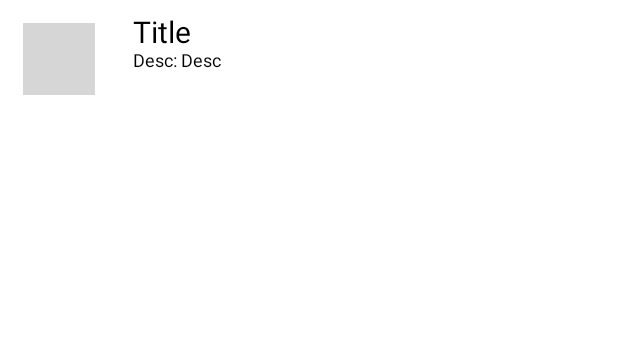
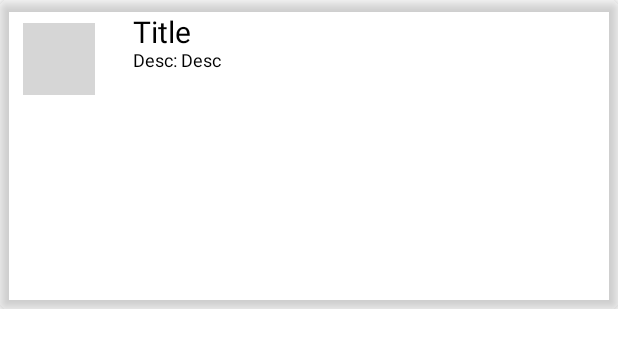
Before and after one commit to Trace95/StudioGhibliApp, an Android app built with Jetpack Compose: the @Preview function FilmPannelPreview, on a phone screen of 412 x 824 dp. Shown: the top 348 px of the screen. Run offline under Robolectric (Android 15) with nearby library versions, the phone set to English and light mode, and no system bars; pictures from the network do not load; 4 statements that could not run were skipped; grey boxes are pictures that could not be loaded.

```diff
--- a/app/src/main/java/academy/learnprogramming/studioghibliapp/film_list_screen/components/FilmPannel.kt
+++ b/app/src/main/java/academy/learnprogramming/studioghibliapp/film_list_screen/components/FilmPannel.kt
@@ -2,6 +2,8 @@ package academy.learnprogramming.studioghibliapp.film_list_screen.components
 
 import academy.learnprogramming.studioghibliapp.data.remote.responses.FilmListItem
 import academy.learnprogramming.studioghibliapp.util.FilmItemDummy
+import android.widget.VideoView
+import androidx.compose.foundation.background
 import androidx.compose.foundation.clickable
 import androidx.compose.foundation.layout.*
 import androidx.compose.foundation.shape.RoundedCornerShape
@@ -9,6 +11,7 @@ import androidx.compose.material.Text
 import androidx.compose.runtime.Composable
 import androidx.compose.ui.Modifier
 import androidx.compose.ui.draw.shadow
+import androidx.compose.ui.graphics.Color
 import androidx.compose.ui.text.style.TextAlign
 import androidx.compose.ui.tooling.preview.Preview
 import androidx.compose.ui.unit.dp
@@ -24,7 +27,7 @@ fun FilmPanel(
         modifier = modifier
             .fillMaxWidth()
             .aspectRatio(2f)
-//            .shadow(5.dp, RoundedCornerShape(5.dp))
+            .shadow(5.dp, RoundedCornerShape(5.dp))
             .clickable {
 //                navController.navigate(
 //                    DETAIL_SCREEN
@@ -33,7 +36,7 @@ fun FilmPanel(
     ) {
         Row {
             CustomCoilImage(
-                url = filmItem.image,
+                url = "https://c.tenor.com/aARMnEHFZxQAAAAj/todoro-miyazaki.gif",
                 contentDesc = filmItem.description,
                 modifier = Modifier.padding(15.dp)
             )
```
Also changed, not shown: app/src/main/java/academy/learnprogramming/studioghibliapp/film_list_screen/FilmListScreen.kt (+9 -0 lines), app/src/main/res/mipmap-xxxhdpi/toto.gif (added), 3 other files.
